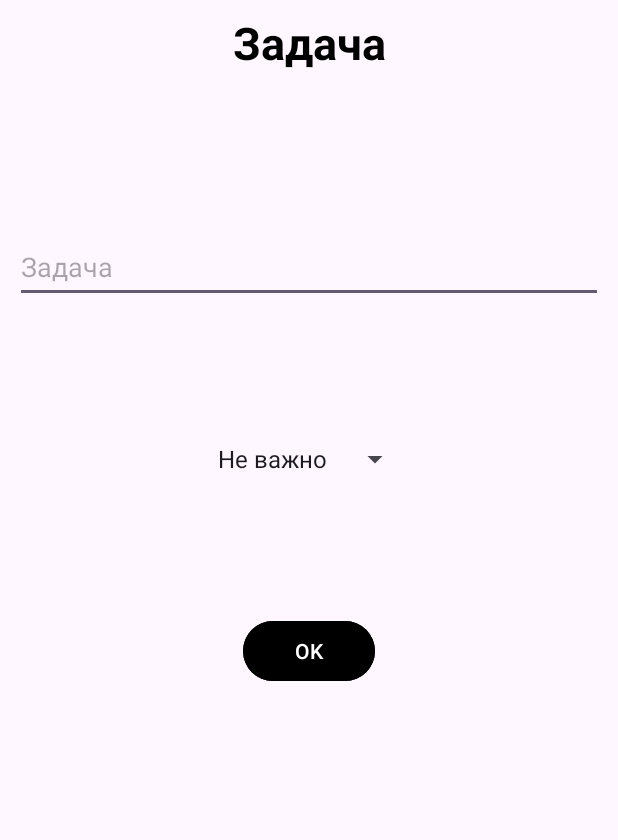
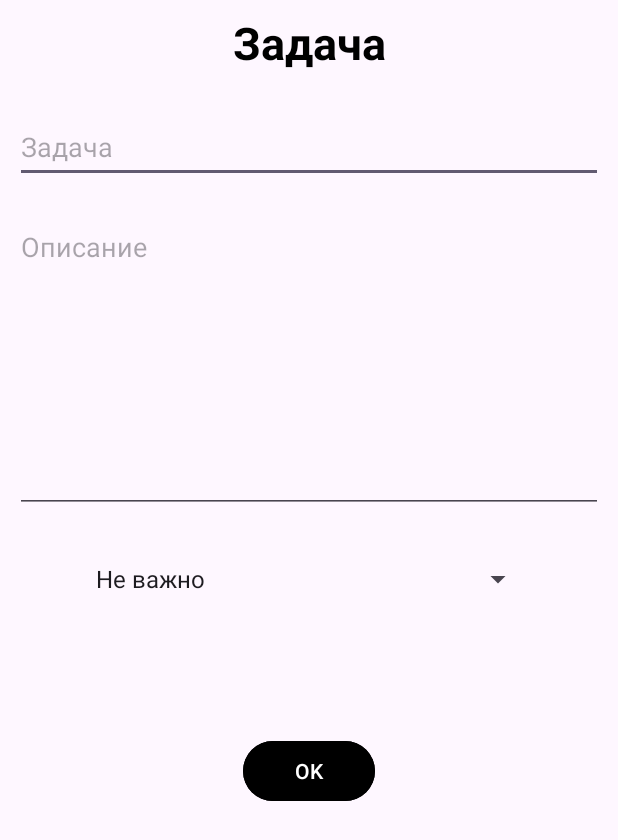
Before and after one commit to DemonBoss1/LearnMobile, an Android app: the fragment AddTaskFragment shown on its own in the app's theme, after a tap on "OK", on a phone screen of 412 x 824 dp. Shown: the top 840 px of the screen. Run offline under Robolectric (Android 15) with nearby library versions, the phone set to English and light mode, and no system bars.

Commit message:
Add description

```diff
--- a/app/src/main/java/com/example/firstapp/AddTaskFragment.java
+++ b/app/src/main/java/com/example/firstapp/AddTaskFragment.java
@@ -13,6 +13,7 @@ import androidx.fragment.app.Fragment;
 public class AddTaskFragment extends Fragment {
 
     EditText textTask;
+    EditText textDescription;
     Spinner spinner;
     Button buttonAddTask;
     @Override
@@ -24,15 +25,18 @@ public class AddTaskFragment extends Fragment {
     public View onCreateView(LayoutInflater inflater, ViewGroup container, Bundle savedInstanceState) {
         View v = inflater.inflate(R.layout.fragment_add_task, container, false);
         textTask = v.findViewById(R.id.text_task);
+        textDescription = v.findViewById(R.id.text_description);
         spinner = v.findViewById(R.id.spinner);
         buttonAddTask = v.findViewById(R.id.button_add_task);
         buttonAddTask.setOnClickListener(new View.OnClickListener() {
             @Override
             public void onClick(View view) {
-                String str = textTask.getText().toString();
+                String task = textTask.getText().toString();
+                String description = textDescription.getText().toString();
                 int b = (int)spinner.getSelectedItemId();
-                if(textTask.length()!=0) TaskList.addTask(str, b);
+                if(textTask.length()!=0) TaskList.addTask(task, description, b);
                 textTask.setText("");
+                textDescription.setText("");
             }
         });
         return v;
--- a/app/src/main/java/com/example/firstapp/Task.java
+++ b/app/src/main/java/com/example/firstapp/Task.java
@@ -3,14 +3,16 @@ package com.example.firstapp;
 public class Task {
     public String id;
     public String text;
+    public String description;
     public int importance;
 
     public Task(){
 
     }
-    public Task(String id, String text, int importance){
+    public Task(String id, String text, String description, int importance){
         this.id = id;
         this.text = text;
+        this.description = description;
         this.importance = importance;
     }
 }
--- a/app/src/main/java/com/example/firstapp/TaskActivity.java
+++ b/app/src/main/java/com/example/firstapp/TaskActivity.java
@@ -10,6 +10,7 @@ import androidx.appcompat.app.AppCompatActivity;
 
 public class TaskActivity extends AppCompatActivity {
     TextView title_text;
+    TextView description_text;
     @Override
     protected void onCreate(Bundle savedInstanceState) {
         super.onCreate(savedInstanceState);
@@ -19,6 +20,7 @@ public class TaskActivity extends AppCompatActivity {
     }
     private void init(){
         title_text = findViewById(R.id.title_text);
+        description_text = findViewById(R.id.description_text);
     }
     private void setData(){
         Intent intent = getIntent();
@@ -26,6 +28,7 @@ public class TaskActivity extends AppCompatActivity {
         if(i<0) Log.e("error", "i<0");
         Task task = TaskList.getTask(i);
         title_text.setText(task.text);
+        description_text.setText(task.description);
     }
 
     public void backActivity(View view) {
--- a/app/src/main/java/com/example/firstapp/TaskList.java
+++ b/app/src/main/java/com/example/firstapp/TaskList.java
@@ -16,9 +16,9 @@ public class TaskList {
     public static void setTaskList(ArrayList<Task> List) {
         taskList = List;
     }
-    public static void addTask(String str, int b){
+    public static void addTask(String text, String description, int b){
         DatabaseReference ref = DataBase.getRef().push();
-        Task task = new Task(ref.getKey(), str, b);
+        Task task = new Task(ref.getKey(), text, description, b);
         ref.setValue(task);
     }
 }
--- a/app/src/main/res/layout/activity_task.xml
+++ b/app/src/main/res/layout/activity_task.xml
@@ -34,10 +34,10 @@
         app:layout_constraintTop_toBottomOf="@+id/title_text">
 
         <TextView
-            android:id="@+id/textView6"
+            android:id="@+id/description_text"
             android:layout_width="match_parent"
-            android:layout_height="match_parent"
-            android:text="dshfjhsdfhfj hjdf hsfh kjsd fhj sd"
+            android:layout_height="wrap_content"
+            android:text=""
             android:textSize="20sp" />
     </ScrollView>
 
--- a/app/src/main/res/layout/fragment_add_task.xml
+++ b/app/src/main/res/layout/fragment_add_task.xml
@@ -1,5 +1,5 @@
 <?xml version="1.0" encoding="utf-8"?>
-<FrameLayout xmlns:android="http://schemas.android.com/apk/res/android"
+<ScrollView xmlns:android="http://schemas.android.com/apk/res/android"
     xmlns:tools="http://schemas.android.com/tools"
     android:layout_width="match_parent"
     android:layout_height="match_parent"
@@ -27,7 +27,7 @@
             android:layout_width="match_parent"
             android:layout_height="wrap_content"
             android:layout_marginStart="10dp"
-            android:layout_marginTop="100dp"
+            android:layout_marginTop="20dp"
             android:layout_marginEnd="10dp"
             android:ems="10"
             android:hint="@string/task"
@@ -35,11 +35,25 @@
             android:maxLength="18"
             android:minHeight="48dp" />
 
+        <EditText
+            android:id="@+id/text_description"
+            android:layout_width="match_parent"
+            android:layout_height="200dp"
+            android:layout_marginStart="10dp"
+            android:layout_marginTop="20dp"
+            android:layout_marginEnd="10dp"
+            android:ems="10"
+            android:hint="@string/description"
+            android:inputType="text|textMultiLine"
+            android:gravity="top"
+            android:minHeight="48dp"
+            />
+
         <Spinner
             android:id="@+id/spinner"
-            android:layout_width="wrap_content"
+            android:layout_width="300dp"
             android:layout_height="wrap_content"
-            android:layout_marginTop="80dp"
+            android:layout_marginTop="20dp"
             android:entries="@array/importance_task"
             android:minHeight="48dp" />
 
@@ -51,4 +65,4 @@
             android:backgroundTint="@color/black"
             android:text="@android:string/ok" />
     </LinearLayout>
-</FrameLayout>
+</ScrollView>
--- a/app/src/main/res/values/do_list_string.xml
+++ b/app/src/main/res/values/do_list_string.xml
@@ -5,8 +5,10 @@
     <string name="add_task">Добавить задачу</string>
     <string name="tasks">Задачи</string>
     <string name="task">Задача</string>
+    <string name="description">Oписание</string>
     <string-array name="importance_task">
         <item>Не важно</item>
         <item>Важно</item>
     </string-array>
+    <string name="back_button">Назад</string>
 </resources>
--- a/app/src/main/res/values/strings.xml
+++ b/app/src/main/res/values/strings.xml
@@ -31,7 +31,6 @@
     <string name="stopwatch_text">Stopwatch</string>
     <string name="graph_button_text">Graph</string>
     <string name="map_button_text">Map</string>
-    <string name="back_button">Назад</string>
     <!-- TODO: Remove or change this placeholder text -->
     <string name="hello_blank_fragment">Hello blank fragment</string>
 
```
